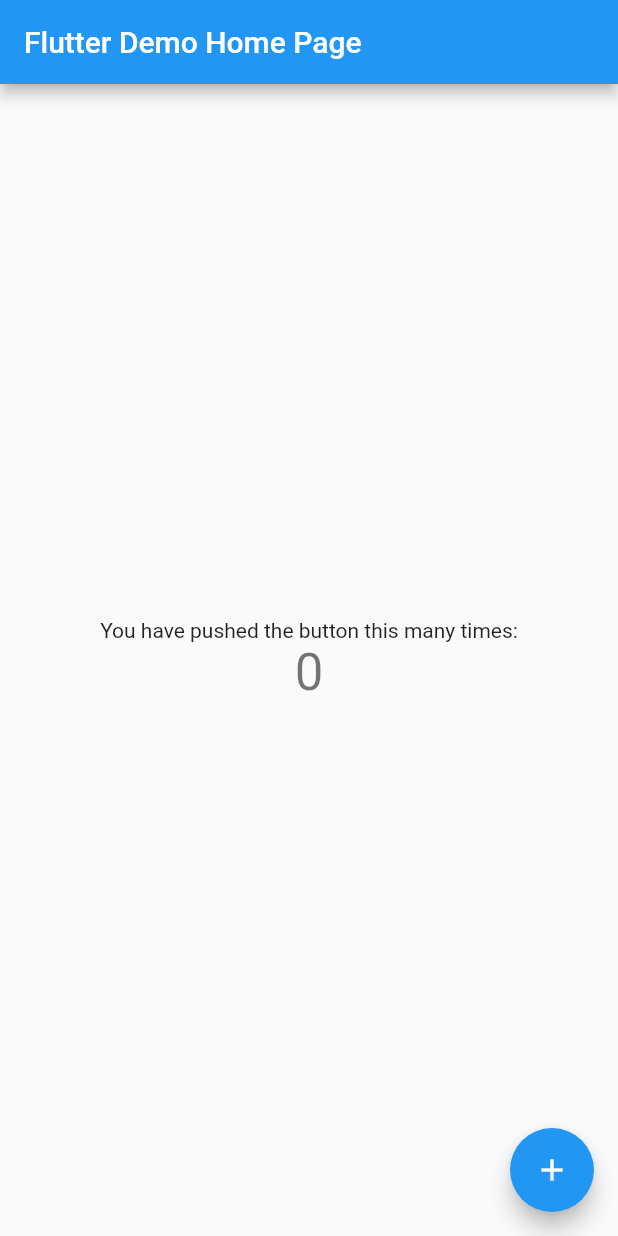
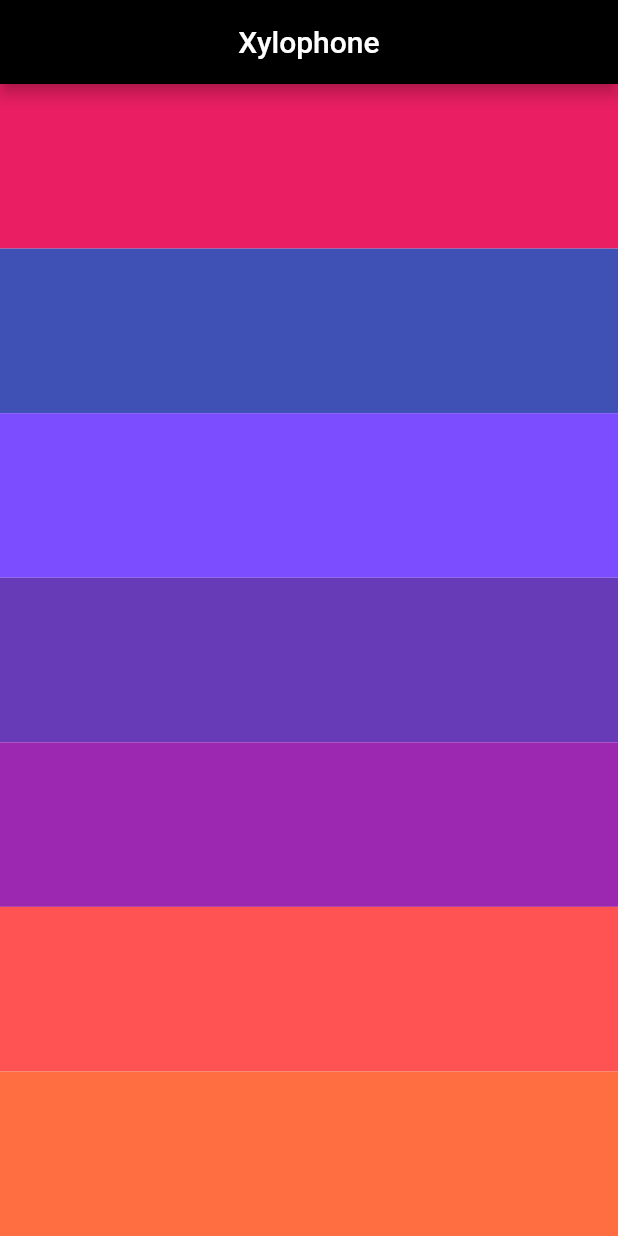
Before and after one commit to Dake2612/flutter_codigo_xylophone, a Flutter app: the screen it shows after launch, on a phone screen of 412 x 824 dp. Run offline on Flutter 3.47's test engine with Material 2 defaults, Android fonts, the light colour scheme and no system bars; our stand-ins replace audioplayers.

Commit message:
Aplicación Terminada

```diff
--- a/lib/main.dart
+++ b/lib/main.dart
@@ -1,115 +1,60 @@
 import 'package:flutter/material.dart';
+import 'package:audioplayers/audioplayers.dart';
 
 void main() {
-  runApp(const MyApp());
+  runApp(MyApp());
 }
 
 class MyApp extends StatelessWidget {
-  const MyApp({Key? key}) : super(key: key);
-
-  // This widget is the root of your application.
   @override
   Widget build(BuildContext context) {
     return MaterialApp(
-      title: 'Flutter Demo',
-      theme: ThemeData(
-        // This is the theme of your application.
-        //
-        // Try running your application with "flutter run". You'll see the
-        // application has a blue toolbar. Then, without quitting the app, try
-        // changing the primarySwatch below to Colors.green and then invoke
-        // "hot reload" (press "r" in the console where you ran "flutter run",
-        // or simply save your changes to "hot reload" in a Flutter IDE).
-        // Notice that the counter didn't reset back to zero; the application
-        // is not restarted.
-        primarySwatch: Colors.blue,
-      ),
-      home: const MyHomePage(title: 'Flutter Demo Home Page'),
+      home: HomePage(),
     );
   }
 }
 
-class MyHomePage extends StatefulWidget {
-  const MyHomePage({Key? key, required this.title}) : super(key: key);
+class HomePage extends StatelessWidget {
+  AudioCache audioCache = AudioCache();
 
-  // This widget is the home page of your application. It is stateful, meaning
-  // that it has a State object (defined below) that contains fields that affect
-  // how it looks.
+  void playNote(int note) {
+    audioCache.play("audios/note$note.wav");
+  }
 
-  // This class is the configuration for the state. It holds the values (in this
-  // case the title) provided by the parent (in this case the App widget) and
-  // used by the build method of the State. Fields in a Widget subclass are
-  // always marked "final".
-
-  final String title;
-
-  @override
-  State<MyHomePage> createState() => _MyHomePageState();
-}
-
-class _MyHomePageState extends State<MyHomePage> {
-  int _counter = 0;
-
-  void _incrementCounter() {
-    setState(() {
-      // This call to setState tells the Flutter framework that something has
-      // changed in this State, which causes it to rerun the build method below
-      // so that the display can reflect the updated values. If we changed
-      // _counter without calling setState(), then the build method would not be
-      // called again, and so nothing would appear to happen.
-      _counter++;
-    });
+  Expanded buildKey({required Color colorKey, required int note}) {
+    return Expanded(
+      child: Container(
+        color: colorKey,
+        child: TextButton(
+          onPressed: () {
+            playNote(note);
+          },
+          child: Text(""),
+        ),
+      ),
+    );
   }
 
   @override
   Widget build(BuildContext context) {
-    // This method is rerun every time setState is called, for instance as done
-    // by the _incrementCounter method above.
-    //
-    // The Flutter framework has been optimized to make rerunning build methods
-    // fast, so that you can just rebuild anything that needs updating rather
-    // than having to individually change instances of widgets.
     return Scaffold(
       appBar: AppBar(
-        // Here we take the value from the MyHomePage object that was created by
-        // the App.build method, and use it to set our appbar title.
-        title: Text(widget.title),
+        backgroundColor: Colors.black,
+        title: Text("Xylophone"),
+        centerTitle: true,
       ),
-      body: Center(
-        // Center is a layout widget. It takes a single child and positions it
-        // in the middle of the parent.
-        child: Column(
-          // Column is also a layout widget. It takes a list of children and
-          // arranges them vertically. By default, it sizes itself to fit its
-          // children horizontally, and tries to be as tall as its parent.
-          //
-          // Invoke "debug painting" (press "p" in the console, choose the
-          // "Toggle Debug Paint" action from the Flutter Inspector in Android
-          // Studio, or the "Toggle Debug Paint" command in Visual Studio Code)
-          // to see the wireframe for each widget.
-          //
-          // Column has various properties to control how it sizes itself and
-          // how it positions its children. Here we use mainAxisAlignment to
-          // center the children vertically; the main axis here is the vertical
-          // axis because Columns are vertical (the cross axis would be
-          // horizontal).
-          mainAxisAlignment: MainAxisAlignment.center,
-          children: <Widget>[
-            const Text(
-              'You have pushed the button this many times:',
-            ),
-            Text(
-              '$_counter',
-              style: Theme.of(context).textTheme.headline4,
-            ),
-          ],
-        ),
+      body: Column(
+        crossAxisAlignment: CrossAxisAlignment.stretch,
+        children: [
+          buildKey(colorKey: Colors.pink, note: 1),
+          buildKey(colorKey: Colors.indigo, note: 2),
+          buildKey(colorKey: Colors.deepPurpleAccent, note: 3),
+          buildKey(colorKey: Colors.deepPurple, note: 4),
+          buildKey(colorKey: Colors.purple, note: 5),
+          buildKey(colorKey: Colors.redAccent, note: 6),
+          buildKey(colorKey: Colors.deepOrangeAccent, note: 7),
+        ],
       ),
-      floatingActionButton: FloatingActionButton(
-        onPressed: _incrementCounter,
-        tooltip: 'Increment',
-        child: const Icon(Icons.add),
-      ), // This trailing comma makes auto-formatting nicer for build methods.
     );
   }
 }
--- a/pubspec.yaml
+++ b/pubspec.yaml
@@ -34,6 +34,7 @@
   # The following adds the Cupertino Icons font to your application.
   # Use with the CupertinoIcons class for iOS style icons.
   cupertino_icons: ^1.0.2
+  audioplayers: ^0.20.1
 
 dev_dependencies:
   flutter_test:
@@ -58,8 +59,8 @@
   uses-material-design: true
 
   # To add assets to your application, add an assets section, like this:
-  # assets:
-  #   - images/a_dot_burr.jpeg
+  assets:
+    - assets/audios/
   #   - images/a_dot_ham.jpeg
 
   # An image asset can refer to one or more resolution-specific "variants", see
```
Also changed, not shown: pubspec.lock, 7 other files.
